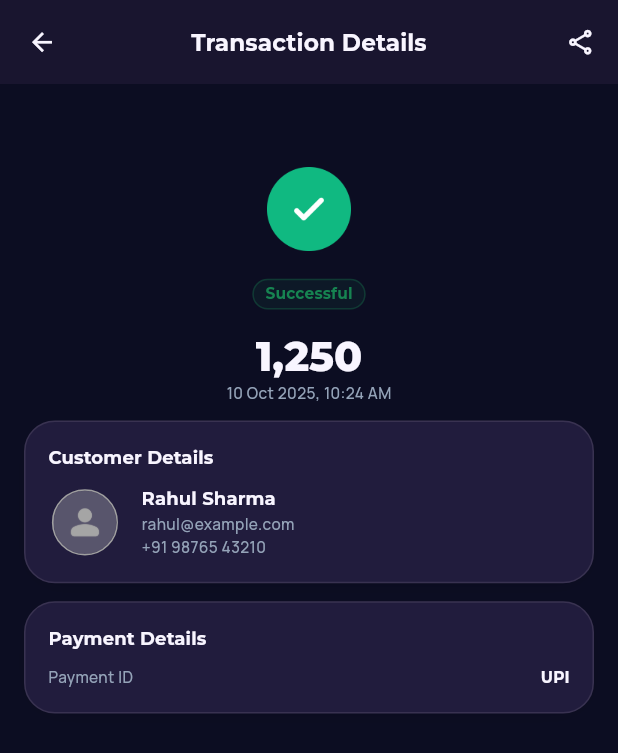
After one commit to Venkantesh22/Tpipay-payment-getway, a Flutter app: the TransactionDetailsScreen screen opened directly, on a phone screen of 412 x 824 dp. The commit adds this screen. Shown: the top 753 px of the screen. Run offline on Flutter 3.47's test engine with Material 3 defaults, Android fonts, the phone set to English and light mode, and no system bars; drawn by our look-alikes of toastification; our stand-ins replace cached_network_image, carousel_slider, custom_refresh_indicator, flutter_screenutil, flutter_svg, get and 11 more; missing offline and left inert: dart:ffi, onesignal_flutter; accounts and stored records are empty.

Commit message:
create UI of transaction details screen UI

```diff
--- a/lib/views/screens/dashboard/home_screen/widget/recent_transaction_section/recent_transaction_section.dart
+++ b/lib/views/screens/dashboard/home_screen/widget/recent_transaction_section/recent_transaction_section.dart
@@ -5,6 +5,7 @@ import 'package:vlr/controllers/dashboard_controller.dart';
 import 'package:vlr/services/constants.dart';
 import 'package:vlr/services/custom_text.dart';
 import 'package:vlr/views/screens/dashboard/home_screen/widget/recent_transaction_section/transaction_short_widget.dart';
+import 'package:vlr/views/screens/transaction_details/transaction_details_screen.dart';
 import 'package:vlr/views/widget/view_all_widget/view_all_widget.dart';
 
 class RecentTransactionsSection extends StatelessWidget {
@@ -39,7 +40,14 @@ class RecentTransactionsSection extends StatelessWidget {
             shrinkWrap: true,
             physics: const NeverScrollableScrollPhysics(),
             itemBuilder: (context, index) {
-              return const TransactionShotWidget();
+              return GestureDetector(
+                  onTap: () {
+                    navigate(
+                      context: context,
+                      page: const TransactionDetailsScreen(),
+                    );
+                  },
+                  child: const TransactionShotWidget());
             },
             separatorBuilder: (_, __) {
               return sizedBoxHeight(height: 26.h);
--- a/lib/views/screens/dashboard/home_screen/widget/recent_transaction_section/transaction_status_widget.dart
+++ b/lib/views/screens/dashboard/home_screen/widget/recent_transaction_section/transaction_status_widget.dart
@@ -1,3 +1,5 @@
+import 'dart:ffi';
+
 import 'package:flutter/material.dart';
 import 'package:flutter_screenutil/flutter_screenutil.dart';
 import 'package:vlr/services/constants.dart';
@@ -13,10 +15,12 @@ enum TransactionStatus {
 
 class TransactionStatusWidget extends StatelessWidget {
   final TransactionStatus status;
+  final double? fontSize;
 
   const TransactionStatusWidget({
     super.key,
     required this.status,
+    this.fontSize,
   });
 
   @override
@@ -39,7 +43,7 @@ class TransactionStatusWidget extends StatelessWidget {
   Widget _successTransaction(BuildContext context) {
     return _buildStatus(
       context,
-      title: "Success",
+      title: "Successful",
       color: successColor,
     );
   }
@@ -89,7 +93,7 @@ class TransactionStatusWidget extends StatelessWidget {
       child: CustomText(
         title,
         style: Helper(context).textTheme.titleSmall?.copyWith(
-              fontSize: 10.sp,
+              fontSize: fontSize ?? 10.sp,
               color: color,
             ),
       ),
--- /dev/null
+++ b/lib/views/screens/transaction_details/transaction_details_screen.dart
@@ -0,0 +1,179 @@
+import 'package:flutter/material.dart';
+import 'package:flutter_screenutil/flutter_screenutil.dart';
+import 'package:vlr/services/constants.dart';
+import 'package:vlr/services/custom_text.dart';
+import 'package:vlr/services/theme.dart';
+import 'package:vlr/views/base/custom_image.dart';
+import 'package:vlr/views/screens/dashboard/home_screen/widget/recent_transaction_section/transaction_status_widget.dart';
+
+class TransactionDetailsScreen extends StatelessWidget {
+  const TransactionDetailsScreen({super.key});
+
+  @override
+  Widget build(BuildContext context) {
+    return Scaffold(
+      appBar: AppBar(
+        centerTitle: true,
+        title: CustomText(
+          "Transaction Details",
+          overflow: TextOverflow.clip,
+          style: Helper(context).textTheme.titleSmall?.copyWith(
+                fontSize: 18.sp,
+              ),
+        ),
+        actions: [
+          const Icon(
+            Icons.share_outlined,
+          ),
+          sizedBoxWidth(width: 16),
+        ],
+      ),
+      body: SingleChildScrollView(
+        padding: AppConstants.screenPadding,
+        child: Center(
+          child: Column(
+            children: [
+              sizedBoxHeight(height: 40),
+              CustomImage(
+                path: Assets.imagesCheckSuccess,
+                height: 70.h,
+                width: 79.w,
+              ),
+              sizedBoxHeight(height: 18),
+              TransactionStatusWidget(
+                status: TransactionStatus.success,
+                fontSize: 12.sp,
+              ),
+              sizedBoxHeight(height: 16),
+              CustomText(
+                "1,250",
+                style: Helper(context).textTheme.titleLarge?.copyWith(
+                      fontSize: 32.sp,
+                    ),
+              ),
+              CustomText(
+                "10 Oct 2025, 10:24 AM",
+                style: Helper(context).textTheme.bodyMedium?.copyWith(
+                      fontSize: 12.sp,
+                      color: context.greyText,
+                    ),
+              ),
+              sizedBoxHeight(height: 12),
+              _customerDetailsWidget(context),
+              sizedBoxHeight(height: 14),
+              paymentDetailsWidget(context)
+            ],
+          ),
+        ),
+      ),
+    );
+  }
+
+  Container paymentDetailsWidget(BuildContext context) {
+    return Container(
+      padding: EdgeInsets.all(16.w),
+      decoration: context.containerDecoration,
+      child: Column(
+        crossAxisAlignment: CrossAxisAlignment.start,
+        children: [
+          CustomText(
+            "Payment Details",
+            style: Helper(context).textTheme.titleSmall?.copyWith(
+                  fontSize: 14.sp,
+                ),
+          ),
+          sizedBoxHeight(height: 12),
+          Column(
+            crossAxisAlignment: CrossAxisAlignment.start,
+            children: [
+              Row(
+                mainAxisAlignment: MainAxisAlignment.spaceBetween,
+                children: [
+                  CustomText(
+                    "Payment ID",
+                    style: Helper(context).textTheme.bodyMedium?.copyWith(
+                          fontSize: 12.sp,
+                          color: context.greyText,
+                        ),
+                  ),
+                  CustomText(
+                    "UPI",
+                    style: Helper(context).textTheme.titleSmall?.copyWith(
+                          fontSize: 12.sp,
+                        ),
+                  ),
+                ],
+              )
+            ],
+          )
+        ],
+      ),
+    );
+  }
+
+  Container _customerDetailsWidget(BuildContext context) {
+    return Container(
+      padding: EdgeInsets.all(16.w),
+      decoration: context.containerDecoration,
+      child: Column(
+        crossAxisAlignment: CrossAxisAlignment.start,
+        children: [
+          CustomText(
+            "Customer Details",
+            style: Helper(context).textTheme.titleSmall?.copyWith(
+                  fontSize: 14.sp,
+                ),
+          ),
+          sizedBoxHeight(height: 12),
+          Row(
+            children: [
+              Container(
+                decoration: BoxDecoration(
+                  shape: BoxShape.circle,
+                  border: Border.all(
+                    width: 1,
+                    color: grey,
+                  ),
+                ),
+                child: CustomImage(
+                  path: Assets.imagesNoProfile,
+                  height: 49.h,
+                  width: 49.w,
+                ),
+              ),
+              sizedBoxWidth(width: 14),
+              Expanded(
+                child: Column(
+                  crossAxisAlignment: CrossAxisAlignment.start,
+                  children: [
+                    CustomText(
+                      "Rahul Sharma",
+                      style: Helper(context).textTheme.titleSmall?.copyWith(
+                            fontSize: 14.sp,
+                          ),
+                    ),
+                    sizedBoxHeight(height: 2),
+                    CustomText(
+                      "rahul@example.com",
+                      style: Helper(context).textTheme.bodyMedium?.copyWith(
+                            fontSize: 12.sp,
+                            color: context.greyText,
+                          ),
+                    ),
+                    CustomText(
+                      "+91 98765 43210",
+                      style: Helper(context).textTheme.bodyMedium?.copyWith(
+                            fontSize: 12.sp,
+                            color: context.greyText,
+                          ),
+                    ),
+                  ],
+                ),
+              ),
+            ],
+          )
+        ],
+      ),
+    );
+  }
+}
```
Also changed, not shown: assets/images/Check-Success.png (added), lib/generated/assets.dart.
